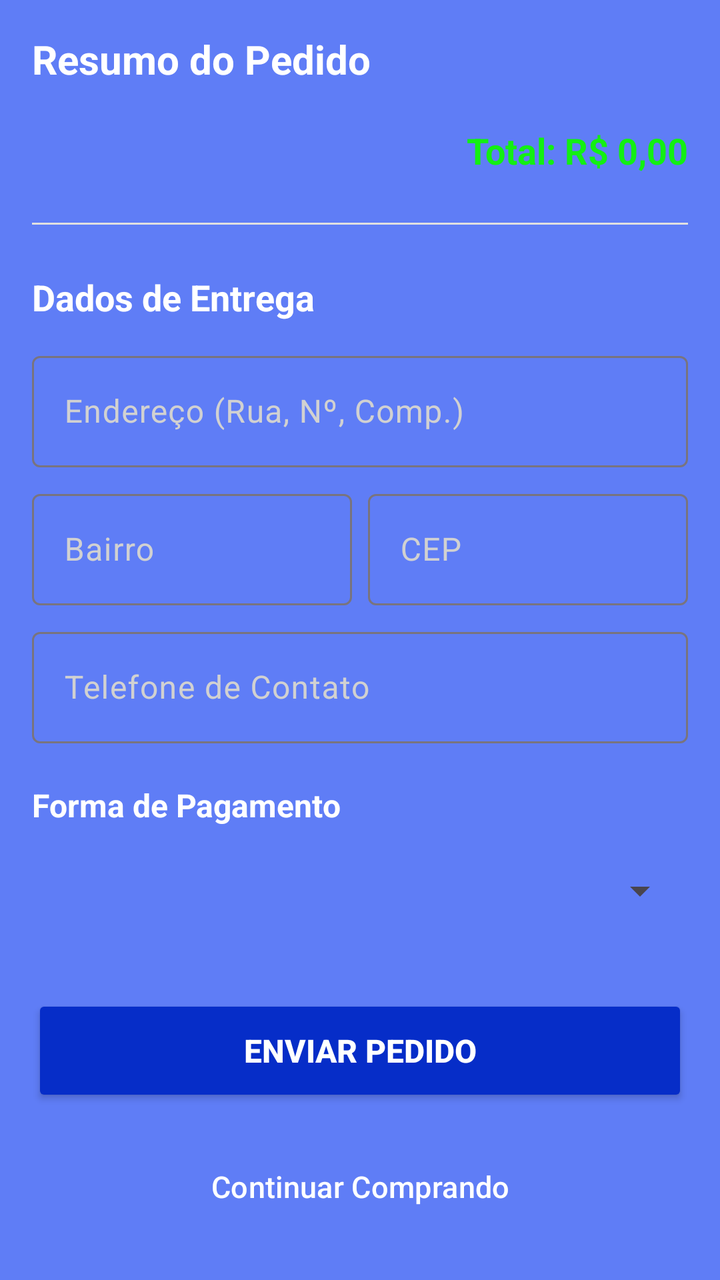
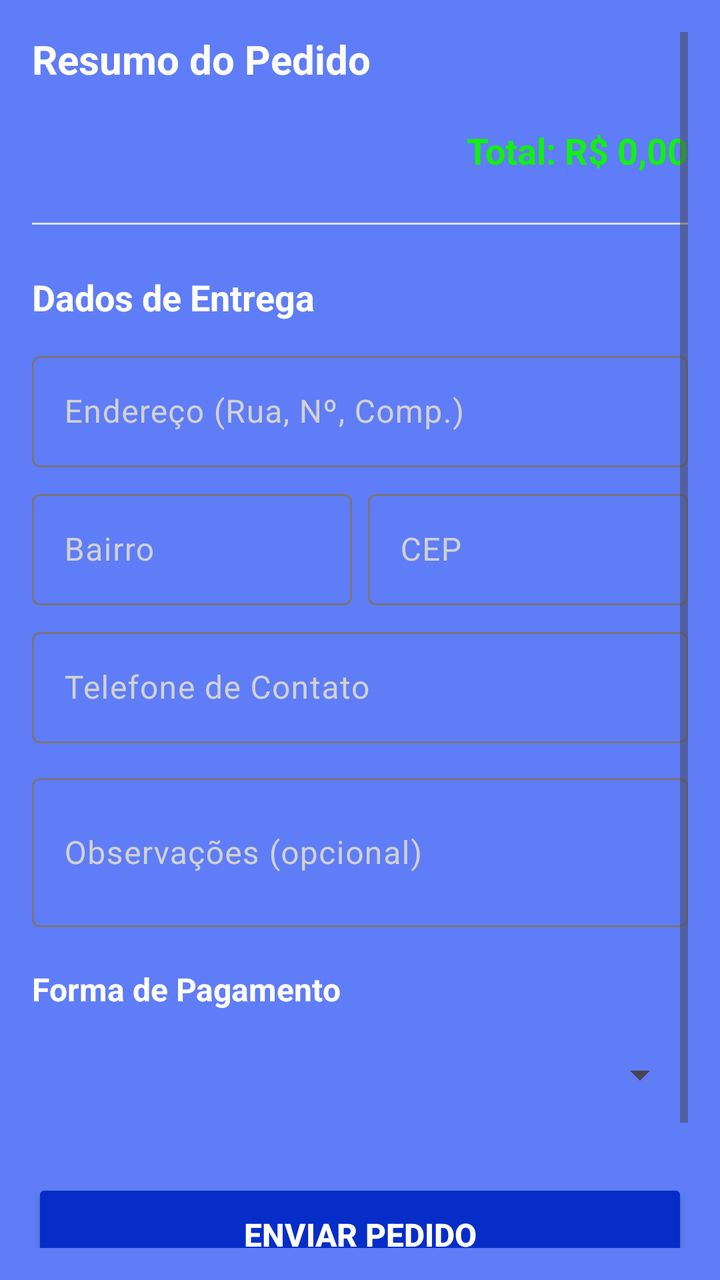

Before-and-after screenshots of an Android layout around one commit, followed by the original layout XML and the change that was made.
<!-- AndroidManifest.xml: application theme Theme.Nuvem -->
<!-- res/layout/activity_checkout.xml -->
<?xml version="1.0" encoding="utf-8"?>
<ScrollView xmlns:android="http://schemas.android.com/apk/res/android"
    xmlns:app="http://schemas.android.com/apk/res-auto"
    xmlns:tools="http://schemas.android.com/tools"
    android:layout_width="match_parent"
    android:layout_height="match_parent"
    android:background="#5F7DF6"
    android:fillViewport="true"
    android:padding="16dp"
    tools:context=".CheckoutActivity">

    <LinearLayout
        android:layout_width="match_parent"
        android:layout_height="wrap_content"
        android:orientation="vertical">

        
        <TextView
            android:layout_width="wrap_content"
            android:layout_height="wrap_content"
            android:layout_marginBottom="8dp"
            android:text="Resumo do Pedido"
            android:textColor="@android:color/white"
            android:textSize="20sp"
            android:textStyle="bold" />

        
        <androidx.recyclerview.widget.RecyclerView
            android:id="@+id/rvItensCheckout"
            android:layout_width="match_parent"
            android:layout_height="wrap_content"
            android:layout_marginBottom="12dp"
            android:nestedScrollingEnabled="false"
            tools:listitem="@layout/item_produto" />

        
        <TextView
            android:id="@+id/txtTotalCheckout"
            android:layout_width="match_parent"
            android:layout_height="wrap_content"
            android:layout_marginBottom="24dp"
            android:gravity="end"
            android:text="Total: R$ 0,00"
            android:textColor="#13EF13"
            android:textSize="18sp"
            android:textStyle="bold" />

        <View
            android:layout_width="match_parent"
            android:layout_height="1dp"
            android:layout_marginBottom="24dp"
            android:background="#E0E0E0" />

        
        <TextView
            android:layout_width="wrap_content"
            android:layout_height="wrap_content"
            android:layout_marginBottom="12dp"
            android:text="Dados de Entrega"
            android:textColor="@android:color/white"
            android:textSize="18sp"
            android:textStyle="bold" />

        
        <com.google.android.material.textfield.TextInputLayout
            android:layout_width="match_parent"
            android:layout_height="wrap_content"
            android:layout_marginBottom="8dp"
            android:hint="Endereço (Rua, Nº, Comp.)"
            app:hintTextColor="@android:color/white"
            android:textColorHint="#D1D1D1">

            <com.google.android.material.textfield.TextInputEditText
                android:id="@+id/edtEndereco"
                android:layout_width="match_parent"
                android:layout_height="wrap_content"
                android:inputType="textPostalAddress"
                android:textColor="@android:color/white"
                android:textColorHint="#D1D1D1" />
        </com.google.android.material.textfield.TextInputLayout>

        
        <LinearLayout
            android:layout_width="match_parent"
            android:layout_height="wrap_content"
            android:baselineAligned="false"
            android:orientation="horizontal">

            <com.google.android.material.textfield.TextInputLayout
                android:layout_width="0dp"
                android:layout_height="wrap_content"
                android:layout_marginEnd="4dp"
                android:layout_weight="1"
                android:hint="Bairro"
                app:hintTextColor="@android:color/white"
                android:textColorHint="#D1D1D1">

                <com.google.android.material.textfield.TextInputEditText
                    android:id="@+id/edtBairro"
                    android:layout_width="match_parent"
                    android:layout_height="wrap_content"
                    android:inputType="text"
                    android:textColor="@android:color/white"
                    android:textColorHint="#D1D1D1" />
            </com.google.android.material.textfield.TextInputLayout>

            <com.google.android.material.textfield.TextInputLayout
                android:layout_width="0dp"
                android:layout_height="wrap_content"
                android:layout_marginStart="4dp"
                android:layout_weight="1"
                android:hint="CEP"
                app:hintTextColor="@android:color/white"
                android:textColorHint="#D1D1D1">

                <com.google.android.material.textfield.TextInputEditText
                    android:id="@+id/edtCep"
                    android:layout_width="match_parent"
                    android:layout_height="wrap_content"
                    android:inputType="number"
                    android:textColor="@android:color/white"
                    android:textColorHint="#D1D1D1" />
            </com.google.android.material.textfield.TextInputLayout>
        </LinearLayout>

        
        <com.google.android.material.textfield.TextInputLayout
            android:layout_width="match_parent"
            android:layout_height="wrap_content"
            android:layout_marginTop="8dp"
            android:layout_marginBottom="20dp"
            android:hint="Telefone de Contato"
            app:hintTextColor="@android:color/white"
            android:textColorHint="#D1D1D1">

            <com.google.android.material.textfield.TextInputEditText
                android:id="@+id/edtTelefone"
                android:layout_width="match_parent"
                android:layout_height="wrap_content"
                android:inputType="phone"
                android:textColor="@android:color/white"
                android:textColorHint="#D1D1D1" />
        </com.google.android.material.textfield.TextInputLayout>

        
        <TextView
            android:layout_width="wrap_content"
            android:layout_height="wrap_content"
            android:layout_marginBottom="8dp"
            android:text="Forma de Pagamento"
            android:textColor="@android:color/white"
            android:textSize="16sp"
            android:textStyle="bold" />

        <Spinner
            android:id="@+id/spinnerPagamento"
            android:layout_width="match_parent"
            android:layout_height="48dp"
            android:layout_marginBottom="28dp"
            android:popupBackground="#5F7DF6"
            android:spinnerMode="dropdown" />

        
        <Button
            android:id="@+id/btnEnviarPedido"
            android:layout_width="match_parent"
            android:layout_height="56dp"
            android:layout_marginBottom="12dp"
            android:text="Enviar Pedido"
            android:backgroundTint="#062DC8"
            android:textColor="#FFFFFF"
            android:textSize="16sp"
            android:textStyle="bold" />

        <Button
            android:id="@+id/btnContinuarComprando"
            style="?attr/materialButtonOutlinedStyle"
            android:layout_width="match_parent"
            android:layout_height="56dp"
            android:text="Continuar Comprando"
            android:textColor="#FFFFFF"
            android:backgroundTint="#062DC8"
            android:textSize="15sp"
            app:strokeColor="#388E3C" />

    </LinearLayout>
</ScrollView>
<!-- res/layout/item_produto.xml (included above) -->
<?xml version="1.0" encoding="utf-8"?>
<androidx.cardview.widget.CardView
    xmlns:android="http://schemas.android.com/apk/res/android"
    xmlns:app="http://schemas.android.com/apk/res-auto"
    android:layout_width="match_parent"
    android:layout_height="wrap_content"
    android:layout_margin="8dp"
    app:cardCornerRadius="12dp"
    app:cardElevation="4dp">

    <LinearLayout
        android:layout_width="match_parent"
        android:layout_height="wrap_content"
        android:background="#062DC8"
        android:orientation="horizontal"
        android:padding="12dp">

        <ImageView
            android:id="@+id/imgProduto"
            android:layout_width="100dp"
            android:layout_height="140dp"
            android:scaleType="centerCrop" />

        <LinearLayout
            android:layout_width="match_parent"
            android:layout_height="wrap_content"
            android:layout_marginStart="12dp"
            android:orientation="vertical">

            
            <TextView
                android:id="@+id/txtNomeProduto"
                android:layout_width="match_parent"
                android:layout_height="wrap_content"
                android:text="Nome do Produto"
                android:textColor="#DC0A0A"
                android:textSize="18sp"
                android:textStyle="bold" />

            
            <TextView
                android:id="@+id/txtPrecoProduto"
                android:layout_width="match_parent"
                android:layout_height="wrap_content"
                android:layout_marginTop="2dp"
                android:text="R$ 0,00"
                android:textColor="#E4E5E9"
                android:textSize="20sp"
                android:textStyle="bold" />

            
            <TextView
                android:id="@+id/txtObsProduto"
                android:layout_width="match_parent"
                android:layout_height="wrap_content"
                android:layout_marginTop="4dp"
                android:text="Descrição/Observação do produto..."
                android:textColor="#D4D7E2"
                android:textSize="18sp"
                android:textStyle="bold" />

        </LinearLayout>

    </LinearLayout>

</androidx.cardview.widget.CardView>
<!-- resources referenced by this layout -->
<resources>
  <style name="Theme.Nuvem" parent="Base.Theme.Nuvem" />
  <style name="Base.Theme.Nuvem" parent="Theme.Material3.DayNight.NoActionBar">
          
          
      </style>
</resources>

<!-- the commit's change to res/layout/activity_checkout.xml (unified diff, before → after) -->
@@ -128,7 +128,7 @@
             android:layout_width="match_parent"
             android:layout_height="wrap_content"
             android:layout_marginTop="8dp"
-            android:layout_marginBottom="20dp"
+            android:layout_marginBottom="12dp"
             android:hint="Telefone de Contato"
             app:hintTextColor="@android:color/white"
             android:textColorHint="#D1D1D1">
@@ -138,6 +138,25 @@
                 android:layout_width="match_parent"
                 android:layout_height="wrap_content"
                 android:inputType="phone"
+                android:textColor="@android:color/white"
+                android:textColorHint="#D1D1D1" />
+        </com.google.android.material.textfield.TextInputLayout>
+
+        
+        <com.google.android.material.textfield.TextInputLayout
+            android:layout_width="match_parent"
+            android:layout_height="wrap_content"
+            android:layout_marginBottom="20dp"
+            android:hint="Observações (opcional)"
+            app:hintTextColor="@android:color/white"
+            android:textColorHint="#D1D1D1">
+
+            <com.google.android.material.textfield.TextInputEditText
+                android:id="@+id/edtObs"
+                android:layout_width="match_parent"
+                android:layout_height="wrap_content"
+                android:inputType="textMultiLine"
+                android:minLines="2"
                 android:textColor="@android:color/white"
                 android:textColorHint="#D1D1D1" />
         </com.google.android.material.textfield.TextInputLayout>
